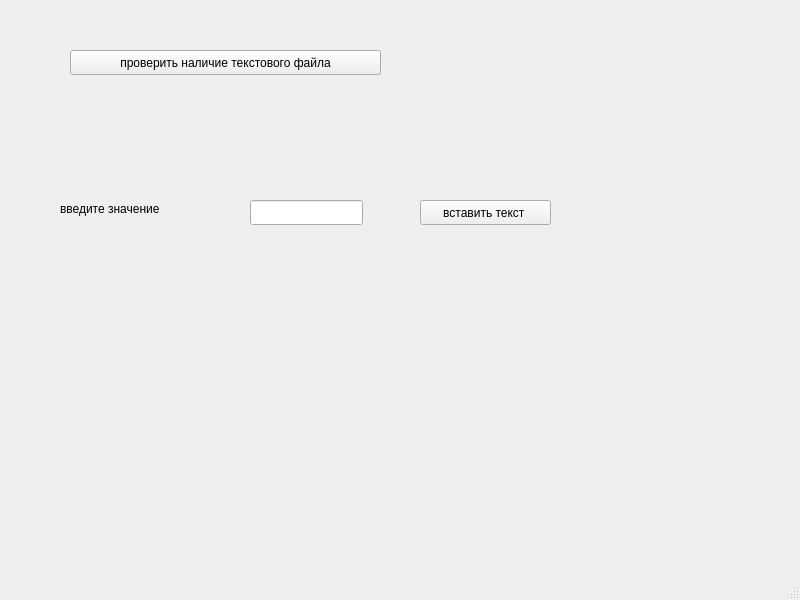
Qt form mainwindow.ui (mishanyya/Qt_input_and_output_text_to_file) before a commit.
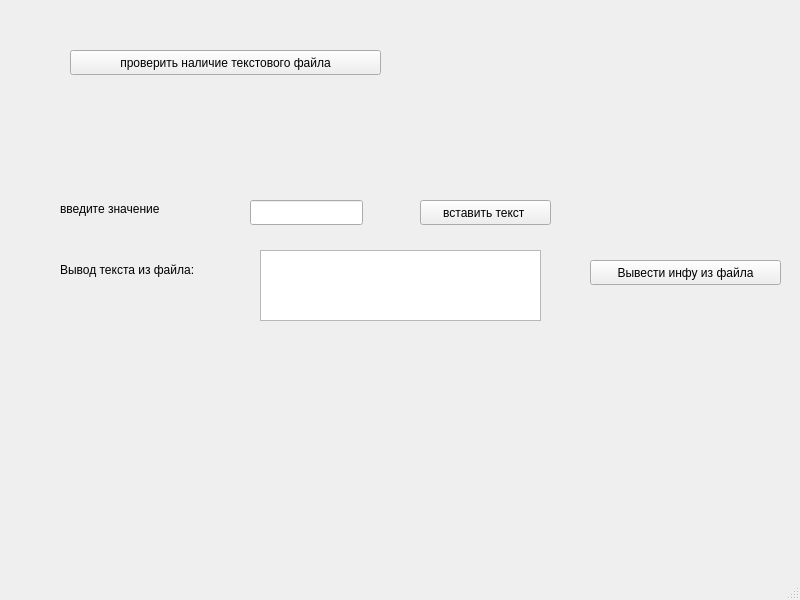
The same form after that commit.

Commit message: qt вывод информации из файла 06 октября 20.23

```diff
--- a/mainwindow.ui
+++ b/mainwindow.ui
@@ -76,6 +76,42 @@
      <string>вставить текст </string>
     </property>
    </widget>
+   <widget class="QLabel" name="label_3">
+    <property name="geometry">
+     <rect>
+      <x>60</x>
+      <y>260</y>
+      <width>181</width>
+      <height>20</height>
+     </rect>
+    </property>
+    <property name="text">
+     <string>Вывод текста из файла:</string>
+    </property>
+   </widget>
+   <widget class="QTextEdit" name="textEdit">
+    <property name="geometry">
+     <rect>
+      <x>260</x>
+      <y>250</y>
+      <width>281</width>
+      <height>71</height>
+     </rect>
+    </property>
+   </widget>
+   <widget class="QPushButton" name="pushButton_3">
+    <property name="geometry">
+     <rect>
+      <x>590</x>
+      <y>260</y>
+      <width>191</width>
+      <height>25</height>
+     </rect>
+    </property>
+    <property name="text">
+     <string>Вывести инфу из файла</string>
+    </property>
+   </widget>
   </widget>
   <widget class="QMenuBar" name="menubar">
    <property name="geometry">
```
The commit also changes 3 other files.
